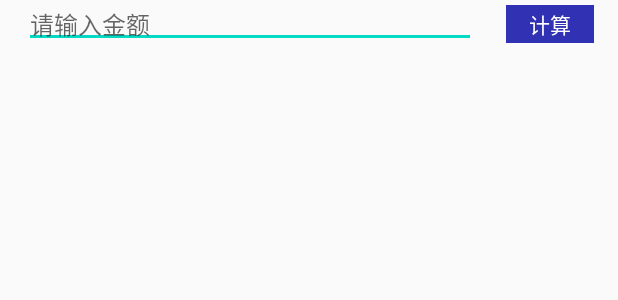
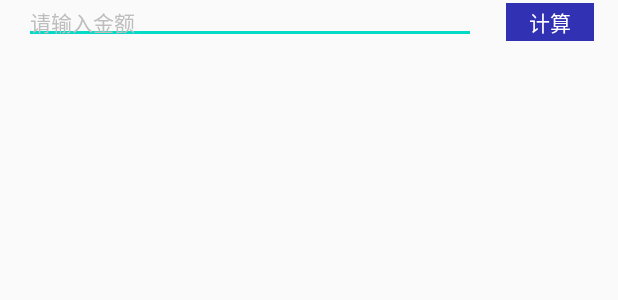
Before and after one commit to zp110579/Calc, an Android app: the layout activity_main.xml on its own in the app's theme, with its tools: preview values and no code run, on a phone screen of 412 x 824 dp. Shown: the top 300 px of the screen. Run offline under Robolectric (Android 15) with nearby library versions, the phone set to English and light mode, and no system bars; plain views replace ZxEditText, ZxLinearLayout, ZxTextView.

```diff
--- a/app/src/main/AndroidManifest.xml
+++ b/app/src/main/AndroidManifest.xml
@@ -3,14 +3,16 @@
     package="com.zee.btc.calc">
 
     <application
+        android:name=".CalcApplication"
         android:allowBackup="true"
         android:icon="@mipmap/ic_launcher"
         android:label="@string/app_name"
         android:roundIcon="@mipmap/ic_launcher_round"
         android:supportsRtl="true"
-        android:name=".CalcApplication"
         android:theme="@style/AppTheme">
-        <activity android:name=".MainActivity">
+        <activity
+            android:name=".MainActivity"
+            android:screenOrientation="portrait">
             <intent-filter>
                 <action android:name="android.intent.action.MAIN" />
 
--- a/app/src/main/res/layout/activity_main.xml
+++ b/app/src/main/res/layout/activity_main.xml
@@ -20,9 +20,16 @@
             android:id="@+id/tv_input_text"
             style="@style/btn_cale"
             android:hint="请输入金额"
-            android:textSize="16dp"
-            app:zv_borderWidth="1dp"
-            app:zv_radius="8dp" />
+
+            android:focusable="true"
+            android:focusableInTouchMode="true"
+            android:imeOptions="actionNext"
+            android:maxLength="18"
+            android:maxLines="1"
+            android:singleLine="true"
+            android:textColor="#333333"
+            android:textColorHint="#BEBEBE"
+            android:textSize="14sp" />
 
         <com.zee.view.ZxTextView
             android:id="@+id/tv_input_sure"
```
Also changed, not shown: app/src/main/java/com/zee/btc/calc/MainActivity.kt (+18 -1 lines).
